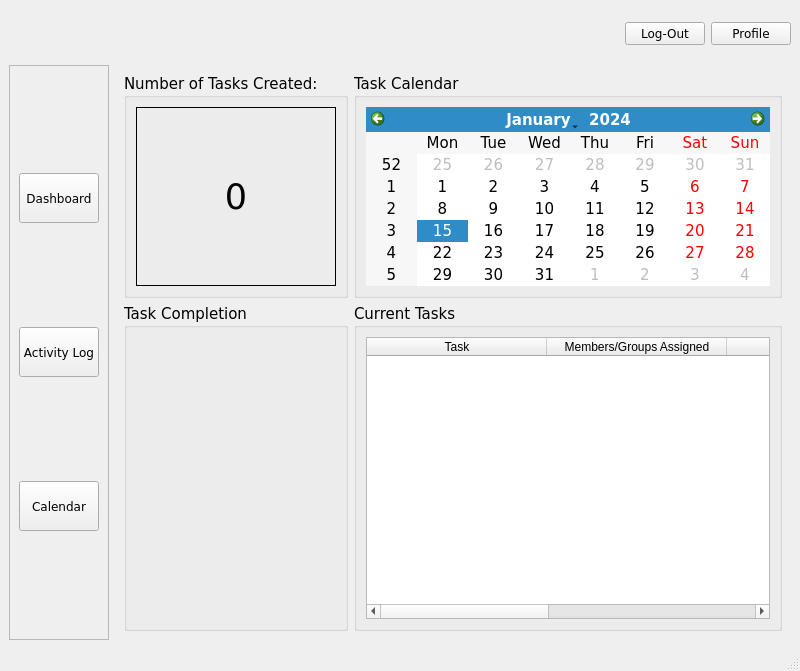
This is CLOCKWORK_SEMESTER/dashboard_manager_updated.ui in AmielJohnPadasay/ClockWork as Qt 5 draws it before an edit. The edited form follows.
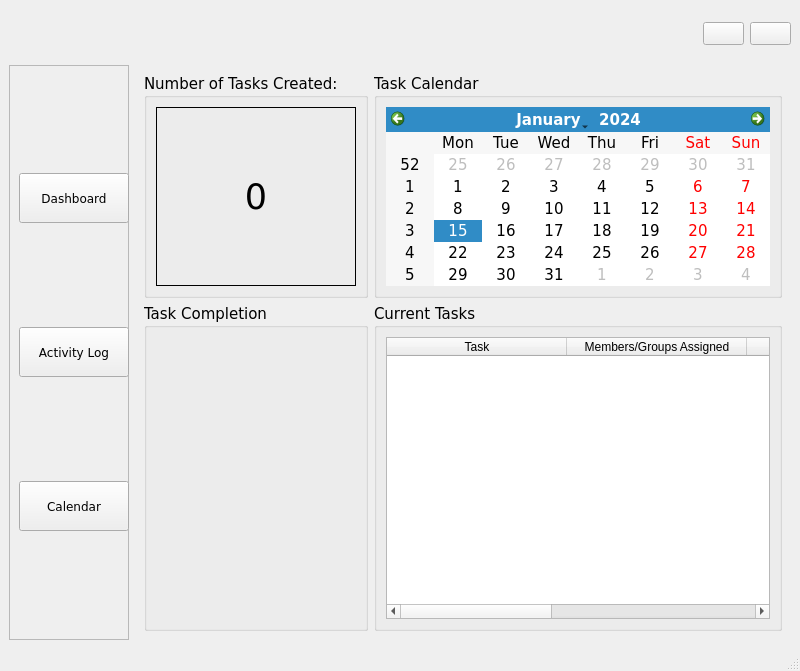
This is the edited form. Icons and pictures are not drawn.

What changed in the file:
```diff
--- a/CLOCKWORK_SEMESTER/dashboard_manager_updated.ui
+++ b/CLOCKWORK_SEMESTER/dashboard_manager_updated.ui
@@ -71,7 +71,17 @@
     <item row="0" column="3">
      <widget class="QPushButton" name="log_out_btn">
       <property name="text">
-       <string>Log-Out</string>
+       <string/>
+      </property>
+      <property name="icon">
+       <iconset>
+        <normaloff>resources/new_menu_window_icon (6).png</normaloff>resources/new_menu_window_icon (6).png</iconset>
+      </property>
+      <property name="iconSize">
+       <size>
+        <width>50</width>
+        <height>50</height>
+       </size>
       </property>
      </widget>
     </item>
@@ -87,7 +97,17 @@
        <string>Group Members</string>
       </property>
       <property name="text">
-       <string>Profile</string>
+       <string/>
+      </property>
+      <property name="icon">
+       <iconset>
+        <normaloff>resources/new_menu_window_icon (5).png</normaloff>resources/new_menu_window_icon (5).png</iconset>
+      </property>
+      <property name="iconSize">
+       <size>
+        <width>50</width>
+        <height>50</height>
+       </size>
       </property>
      </widget>
     </item>
@@ -95,7 +115,7 @@
      <widget class="QFrame" name="btns_frame">
       <property name="maximumSize">
        <size>
-        <width>100</width>
+        <width>120</width>
         <height>16777215</height>
        </size>
       </property>
@@ -113,7 +133,7 @@
         <widget class="QPushButton" name="activity_log_btn">
          <property name="minimumSize">
           <size>
-           <width>80</width>
+           <width>110</width>
            <height>50</height>
           </size>
          </property>
@@ -129,13 +149,23 @@
          <property name="text">
           <string>Activity Log</string>
          </property>
+         <property name="icon">
+          <iconset>
+           <normaloff>resources/new_menu_window_icon (2).png</normaloff>resources/new_menu_window_icon (2).png</iconset>
+         </property>
+         <property name="iconSize">
+          <size>
+           <width>30</width>
+           <height>30</height>
+          </size>
+         </property>
         </widget>
        </item>
        <item row="0" column="0">
         <widget class="QPushButton" name="dashboard_btn">
          <property name="minimumSize">
           <size>
-           <width>80</width>
+           <width>110</width>
            <height>50</height>
           </size>
          </property>
@@ -151,13 +181,23 @@
          <property name="text">
           <string>Dashboard</string>
          </property>
+         <property name="icon">
+          <iconset>
+           <normaloff>resources/new_menu_window_icon.png</normaloff>resources/new_menu_window_icon.png</iconset>
+         </property>
+         <property name="iconSize">
+          <size>
+           <width>30</width>
+           <height>30</height>
+          </size>
+         </property>
         </widget>
        </item>
        <item row="2" column="0">
         <widget class="QPushButton" name="calendar_btn">
          <property name="minimumSize">
           <size>
-           <width>80</width>
+           <width>110</width>
            <height>50</height>
           </size>
          </property>
@@ -173,6 +213,16 @@
          <property name="text">
           <string>Calendar</string>
          </property>
+         <property name="icon">
+          <iconset>
+           <normaloff>resources/new_menu_window_icon (3).png</normaloff>resources/new_menu_window_icon (3).png</iconset>
+         </property>
+         <property name="iconSize">
+          <size>
+           <width>30</width>
+           <height>30</height>
+          </size>
+         </property>
         </widget>
        </item>
       </layout>
```
